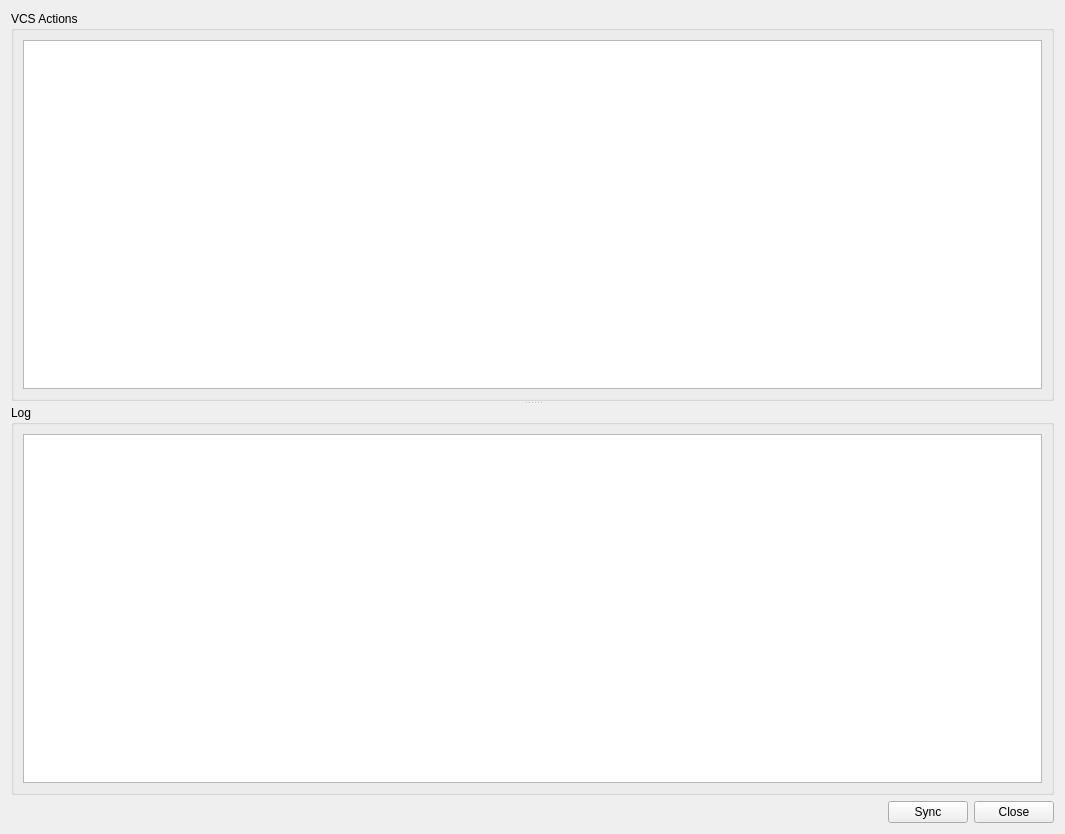
ensisoft/detonator, file editor/gui/dlgvcs.ui: the form before one commit.
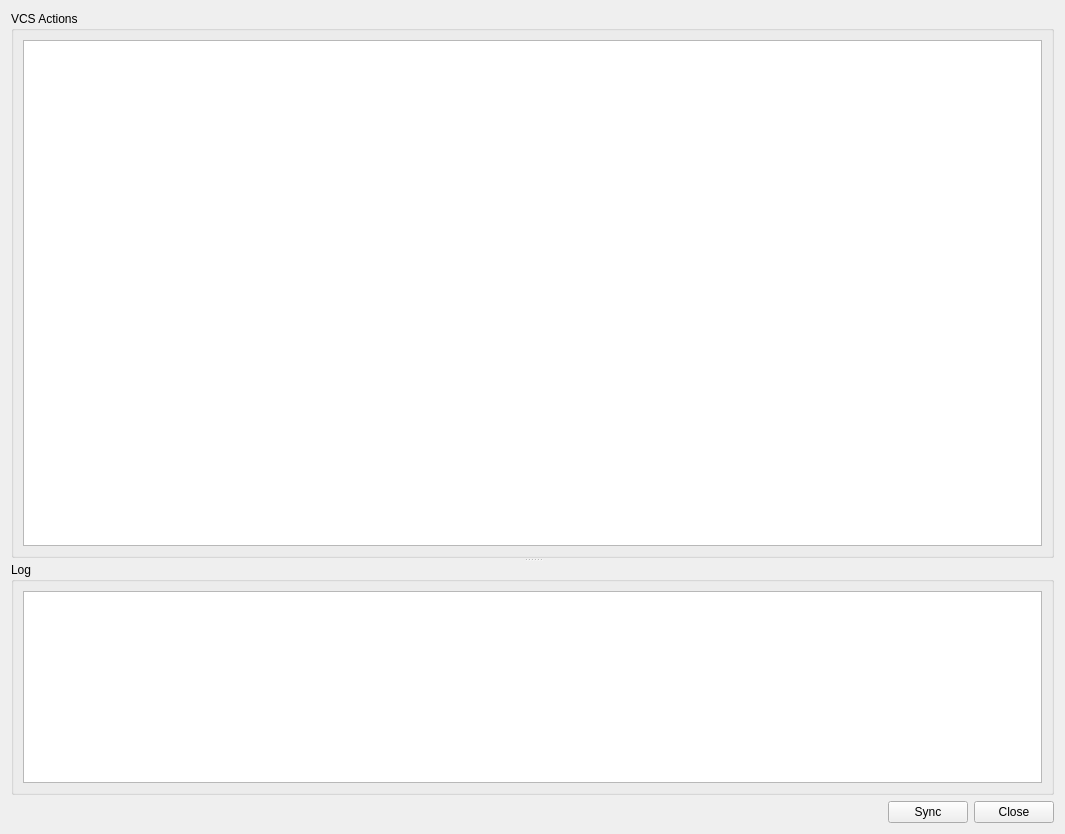
The form after the commit. Icons and pictures are not drawn.

Commit message:
Update the VCS dialog UI and file reporting
Update the VCS dialog UI and file reporting.

Patch:
```diff
--- a/editor/gui/dlgvcs.ui
+++ b/editor/gui/dlgvcs.ui
@@ -27,7 +27,7 @@
       <property name="sizePolicy">
        <sizepolicy hsizetype="Preferred" vsizetype="MinimumExpanding">
         <horstretch>0</horstretch>
-        <verstretch>0</verstretch>
+        <verstretch>1</verstretch>
        </sizepolicy>
       </property>
       <property name="title">
```
The commit also changes 1 other file.
